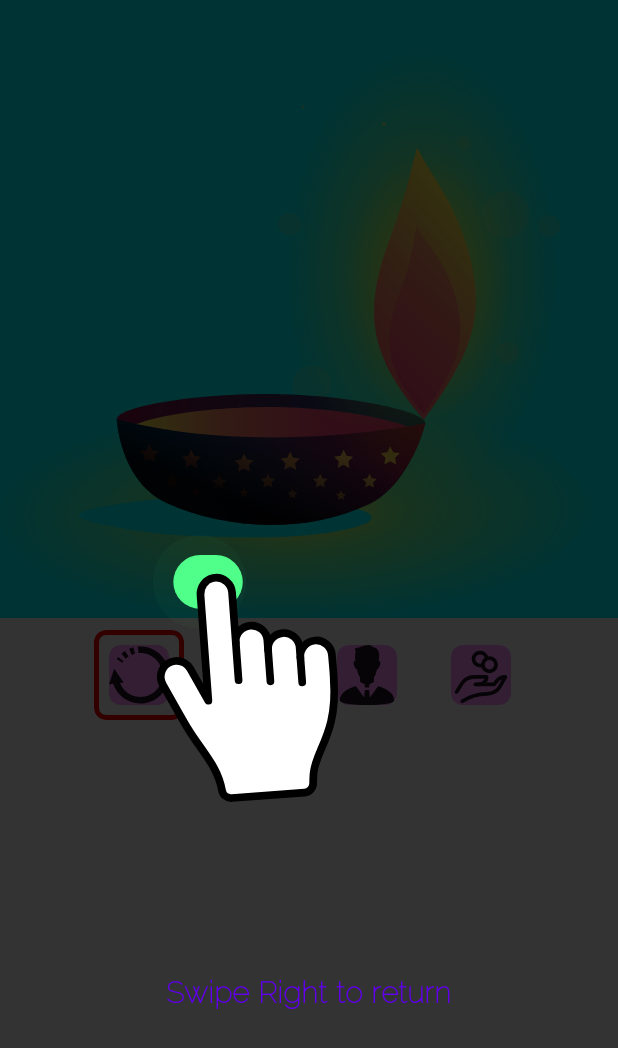
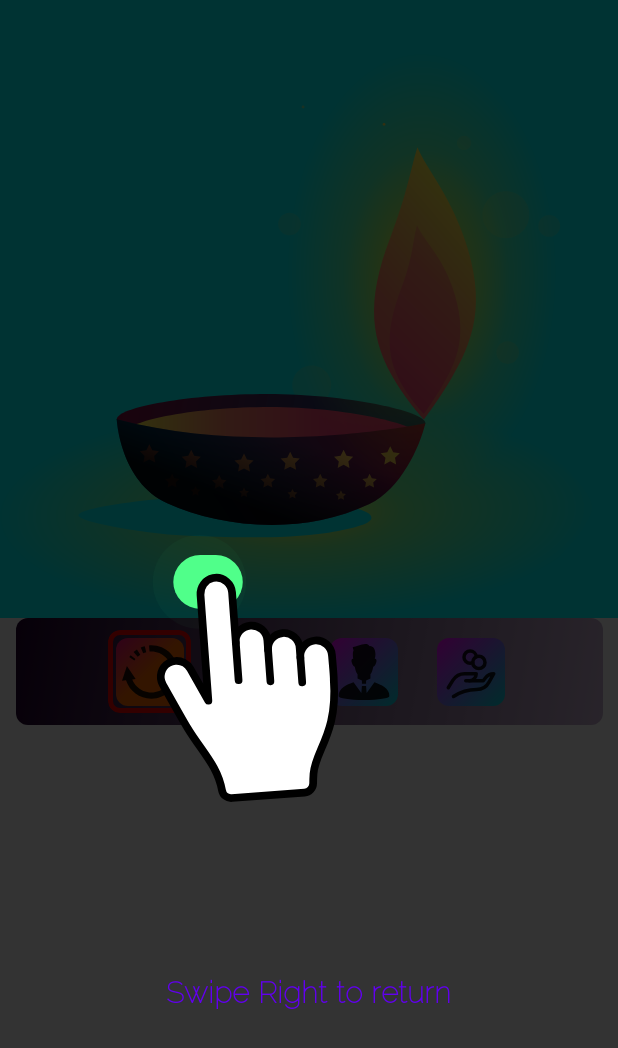
Before and after one commit to TimofeyMaryin/PetProject_MagicFunction, an Android app built with Jetpack Compose: the screen it shows after launch (MainActivity), after a tap on an icon or button, on a phone screen of 412 x 824 dp. Shown: the top 1048 px of the screen. Run offline under Robolectric (Android 15) with nearby library versions, the phone set to English and light mode, and no system bars; our stand-ins replace constraintlayout-compose; network calls fail; 3 statements that could not run were skipped.

Commit message:
Small change redisign v 2.0

```diff
--- a/app/src/main/java/com/example/thisappwillbefunny/domain/model/FilterElementModel.kt
+++ b/app/src/main/java/com/example/thisappwillbefunny/domain/model/FilterElementModel.kt
@@ -1,6 +1,7 @@
 package com.example.thisappwillbefunny.domain.model
 
 import androidx.compose.runtime.MutableState
+import androidx.compose.ui.graphics.Brush
 
 
 /**
@@ -10,5 +11,6 @@ import androidx.compose.runtime.MutableState
 data class FilterElementModel(
     val icon: Int,
     var isActive: MutableState<Boolean>,
+    val bg: Brush
 
 )
--- a/app/src/main/java/com/example/thisappwillbefunny/presentation/fr/select_activity/MenuFilter.kt
+++ b/app/src/main/java/com/example/thisappwillbefunny/presentation/fr/select_activity/MenuFilter.kt
@@ -33,9 +33,9 @@ fun MenuFilter(viewModel: SelectActivityViewModel) {
 
         LazyRow(
             modifier = Modifier
-                .clip(UiConst.Round.NORMAL)
+                .clip(UiConst.Round.SMALL)
                 .fillMaxWidth(.95f)
-                .background(Color.White.copy(.8f)),
+                .background(UiConst.Brushes.FilterBg),
             verticalAlignment = Alignment.CenterVertically,
             horizontalArrangement = Arrangement.Center
         ) {
@@ -64,7 +64,7 @@ private fun MenuFilterItem(
     Box(
         modifier = Modifier
             .clip(UiConst.Round.SMALL)
-            .size(UiConst.Size.ACTIVITY_ITEM_SIZE)
+            .size(UiConst.Size.SmallIconBorder)
             .border(
                 BorderStroke(
                     UiConst.Size.BIG_LINE_HEIGHT,
@@ -75,14 +75,17 @@ private fun MenuFilterItem(
             .clickable { onClick() },
         contentAlignment = Alignment.Center
     ) {
-        Icon(
-            painter = painterResource(id = value.icon),
-            contentDescription = null,
-            modifier = Modifier
-                .clip(UiConst.Round.SMALL)
-                .size(UiConst.Size.EXIT_BUTTON)
-                .background(Color.Magenta.copy(.4f))
-        )
+        Box(
+            modifier = Modifier.clip(UiConst.Round.SMALL).size(UiConst.Size.SmallIconBgSize).background(value.bg),
+            contentAlignment = Alignment.Center
+        ){
+
+            Icon(
+                painter = painterResource(id = value.icon),
+                contentDescription = null,
+                modifier = Modifier.size(UiConst.Size.SmallIcon)
+            )
+        }
     }
 }
 
--- a/app/src/main/java/com/example/thisappwillbefunny/presentation/fr/select_activity/SelectActivityViewModel.kt
+++ b/app/src/main/java/com/example/thisappwillbefunny/presentation/fr/select_activity/SelectActivityViewModel.kt
@@ -27,10 +27,10 @@ class SelectActivityViewModel : ViewModel() {
     val listOfFilterElement by mutableStateOf(
         listOf(
 
-            FilterElementModel(R.drawable.reload, mutableStateOf(true)),
-            FilterElementModel(R.drawable.accessibility_easy, mutableStateOf(false)),
-            FilterElementModel(R.drawable.particants_easy, mutableStateOf(false)),
-            FilterElementModel(R.drawable.price_ez, mutableStateOf(false)),
+            FilterElementModel(R.drawable.reload, mutableStateOf(true), UiConst.Brushes.Refresh),
+            FilterElementModel(R.drawable.accessibility_easy, mutableStateOf(false), UiConst.Brushes.Item),
+            FilterElementModel(R.drawable.particants_easy, mutableStateOf(false), UiConst.Brushes.Item),
+            FilterElementModel(R.drawable.price_ez, mutableStateOf(false), UiConst.Brushes.Item),
         )
     )
 
--- a/app/src/main/java/com/example/thisappwillbefunny/utils/UiConst.kt
+++ b/app/src/main/java/com/example/thisappwillbefunny/utils/UiConst.kt
@@ -48,6 +48,10 @@ object UiConst {
         val LINE_HEIGHT = 1.dp
         val BIG_LINE_HEIGHT = 3.dp
         val HEIGHT_BOTTOM_SHEET_EL = 40.dp
+
+        val SmallIcon = 37.dp
+        val SmallIconBgSize = 45.dp
+        val SmallIconBorder = 55.dp
     }
 
     object Color {
@@ -58,6 +62,18 @@ object UiConst {
     val DEFAULT_BLUR = 14.dp
 
     object Brushes {
+        val FilterBg: Brush = Brush.linearGradient(
+            0.0f to androidx.compose.ui.graphics.Color(0xFF20002c),
+            1.0f to androidx.compose.ui.graphics.Color(0xFFcbb4d4)
+        )
+        val Item: Brush = Brush.linearGradient(
+            0.0f to androidx.compose.ui.graphics.Color(0xfFfc00ff),
+            1.0f to androidx.compose.ui.graphics.Color(0xFF00dbde)
+        )
+        val Refresh: Brush = Brush.linearGradient(
+            0.0f to androidx.compose.ui.graphics.Color(0xFFee0979),
+            0.5f to androidx.compose.ui.graphics.Color(0xFFff6a00),
+        )
         val BLUE_PINK = Brush.linearGradient(
             0.0f to Color(0xFFFF3CAC),
             0.6f to Color(0xFF784BA0),
```
